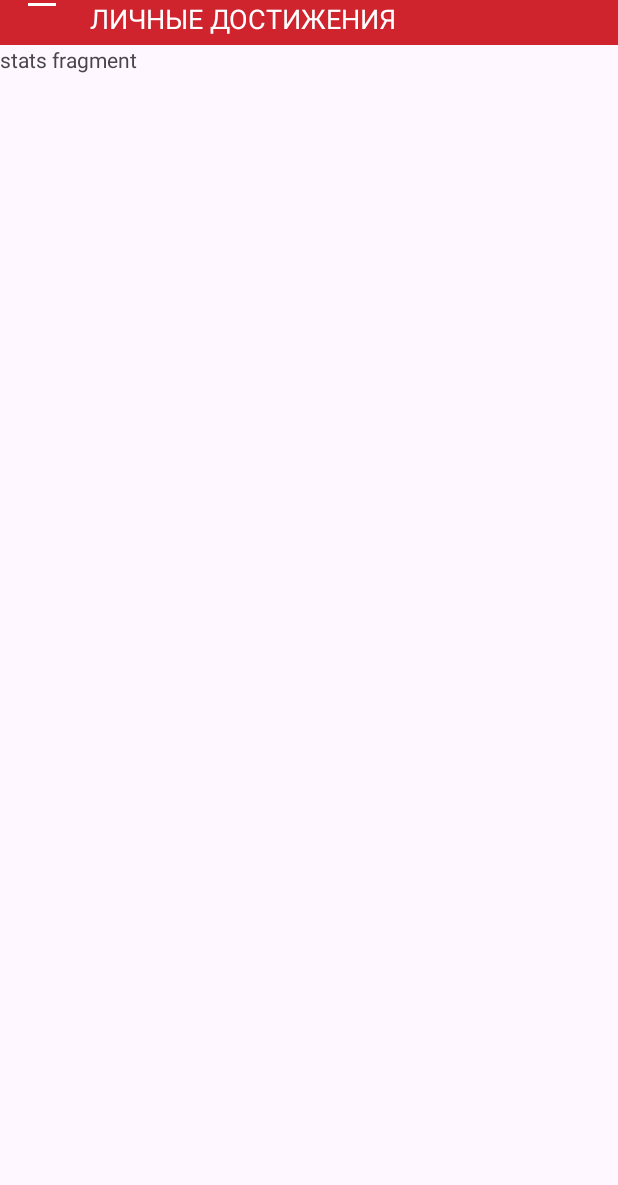
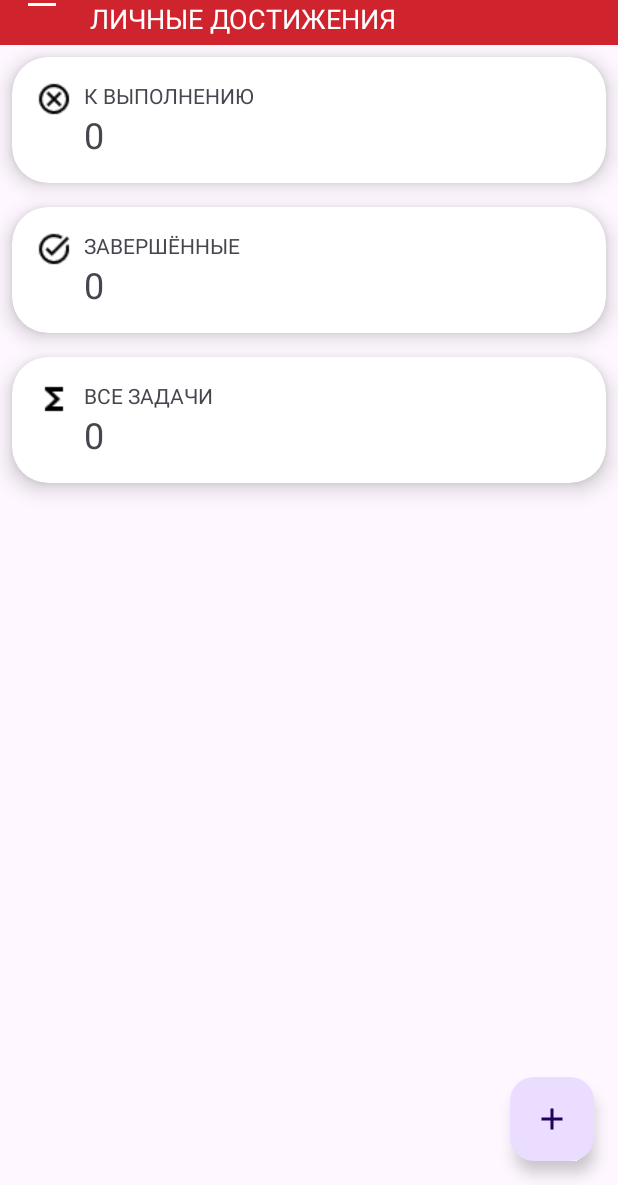
Before and after one commit to MeGysssTaa/PYATILETKA, an Android app: the StatsFragment screen opened through its navigation route, on a phone screen of 412 x 824 dp, the part 51-1236 px from its top. Run offline under Robolectric (Android 15) with nearby library versions, the phone set to English and light mode, and no system bars; our stand-ins replace Dagger/Hilt's generated code, navigation-ui.

Commit message:
Add stats

```diff
--- a/app/build.gradle.kts
+++ b/app/build.gradle.kts
@@ -28,12 +28,18 @@ android {
             )
         }
     }
+
     compileOptions {
         sourceCompatibility = JavaVersion.VERSION_1_8
         targetCompatibility = JavaVersion.VERSION_1_8
     }
+
     kotlinOptions {
         jvmTarget = "1.8"
+    }
+
+    buildFeatures {
+        viewBinding = true
     }
 }
 
--- a/app/src/main/java/su/tovarischi/pyatiletka/HomeFragment.kt
+++ b/app/src/main/java/su/tovarischi/pyatiletka/HomeFragment.kt
@@ -5,8 +5,9 @@ import android.view.LayoutInflater
 import android.view.View
 import android.view.ViewGroup
 import androidx.fragment.app.Fragment
+import dagger.hilt.android.AndroidEntryPoint
 
-
+@AndroidEntryPoint
 class HomeFragment : Fragment(R.layout.fragment_home) {
     override fun onCreateView(
         inflater: LayoutInflater,
--- a/app/src/main/java/su/tovarischi/pyatiletka/SovietDatabaseHelper.kt
+++ b/app/src/main/java/su/tovarischi/pyatiletka/SovietDatabaseHelper.kt
@@ -127,6 +127,20 @@ class SovietDatabaseHelper(context: Context)
         }.toBoolean()
     }
 
+    fun countTasks(isCompleted: Boolean?): Int {
+        val whereClause: String = isCompleted?.let { "where is_completed = $it" } ?: ""
+
+        return writableDatabase.use { db ->
+            db.rawQuery(
+                "select count(*) from tasks $whereClause",
+                arrayOf(),
+            ).use { cursor ->
+                check(cursor.moveToFirst()) { "No results???" }
+                cursor.getInt(0)
+            }
+        }
+    }
+
     fun dropDatabase(context: Context) {
         context.deleteDatabase(DATABASE_NAME)
     }
--- /dev/null
+++ b/app/src/main/java/su/tovarischi/pyatiletka/StatisticItem.kt
@@ -0,0 +1,10 @@
+package su.tovarischi.pyatiletka
+
+import androidx.annotation.DrawableRes
+import androidx.annotation.StringRes
+
+data class StatisticItem(
+    @DrawableRes val icon: Int,
+    @StringRes val label: Int,
+    val value: Int,
+)
--- /dev/null
+++ b/app/src/main/java/su/tovarischi/pyatiletka/StatsAdapter.kt
@@ -0,0 +1,39 @@
+package su.tovarischi.pyatiletka
+
+import android.annotation.SuppressLint
+import android.content.Context
+import android.view.LayoutInflater
+import android.view.ViewGroup
+import androidx.recyclerview.widget.RecyclerView
+import su.tovarischi.pyatiletka.databinding.StatListItemBinding
+
+class StatsAdapter(
+    val context: Context,
+) : RecyclerView.Adapter<StatsAdapter.StatViewHolder>() {
+    private val stats = mutableListOf<StatisticItem>()
+
+    @SuppressLint("NotifyDataSetChanged")
+    fun updateStats(newStats: List<StatisticItem>) {
+        stats.clear()
+        stats += newStats
+        notifyDataSetChanged()
+    }
+
+    override fun onCreateViewHolder(parent: ViewGroup, viewType: Int): StatViewHolder {
+        val binding = StatListItemBinding.inflate(
+            LayoutInflater.from(parent.context), parent, false
+        )
+        return StatViewHolder(binding)
+    }
+
+    override fun onBindViewHolder(holder: StatViewHolder, position: Int) {
+        val statItem = stats[position]
+        holder.binding.iconImageView.setImageResource(statItem.icon)
+        holder.binding.titleTextView.text = context.getString(statItem.label)
+        holder.binding.numberTextView.text = statItem.value.toString()
+    }
+
+    override fun getItemCount(): Int = stats.size
+
+    inner class StatViewHolder(val binding: StatListItemBinding) : RecyclerView.ViewHolder(binding.root)
+}
--- a/app/src/main/java/su/tovarischi/pyatiletka/StatsFragment.kt
+++ b/app/src/main/java/su/tovarischi/pyatiletka/StatsFragment.kt
@@ -5,13 +5,56 @@ import android.view.LayoutInflater
 import android.view.View
 import android.view.ViewGroup
 import androidx.fragment.app.Fragment
+import androidx.recyclerview.widget.LinearLayoutManager
+import androidx.recyclerview.widget.RecyclerView
+import dagger.hilt.android.AndroidEntryPoint
+import javax.inject.Inject
 
+@AndroidEntryPoint
 class StatsFragment : Fragment(R.layout.fragment_stats) {
-    override fun onCreateView(
-        inflater: LayoutInflater,
-        container: ViewGroup?,
-        savedInstanceState: Bundle?
-    ): View {
-        return inflater.inflate(R.layout.fragment_stats, container, false)
+    @Inject
+    lateinit var database: SovietDatabaseHelper
+
+    private lateinit var statsAdapter: StatsAdapter
+    private lateinit var recyclerView: RecyclerView
+
+    override fun onCreateView(inflater: LayoutInflater, container: ViewGroup?, savedInstanceState: Bundle?): View {
+        val view = inflater.inflate(R.layout.fragment_task_list, container, false)
+        initRecyclerView(view)
+        initStats()
+        return view
+    }
+
+    private fun initRecyclerView(view: View) {
+        recyclerView = view.findViewById(R.id.recyclerView)
+        statsAdapter = StatsAdapter(requireContext())
+        recyclerView.adapter = statsAdapter
+        recyclerView.layoutManager = LinearLayoutManager(requireContext())
+    }
+
+    private fun initStats() {
+        val numPendingTasks = database.countTasks(false)
+        val numCompletedTasks = database.countTasks(true)
+        val numAllTasks = database.countTasks(null)
+
+        val stats = listOf(
+            StatisticItem(
+                icon = R.drawable.ic_stats_tasks_pending,
+                label = R.string.label_stats_tasks_pending,
+                value = numPendingTasks,
+            ),
+            StatisticItem(
+                icon = R.drawable.ic_stats_tasks_completed,
+                label = R.string.label_stats_tasks_completed,
+                value = numCompletedTasks,
+            ),
+            StatisticItem(
+                icon = R.drawable.ic_stats_tasks_all,
+                label = R.string.label_stats_tasks_all,
+                value = numAllTasks,
+            ),
+        )
+
+        statsAdapter.updateStats(stats)
     }
 }
--- a/app/src/main/res/layout/fragment_stats.xml
+++ b/app/src/main/res/layout/fragment_stats.xml
@@ -5,9 +5,12 @@
     android:layout_height="match_parent"
     tools:context=".StatsFragment">
 
-    <TextView
+    <androidx.recyclerview.widget.RecyclerView
+        android:id="@+id/statsRecyclerView"
         android:layout_width="match_parent"
         android:layout_height="match_parent"
-        android:text="stats fragment" />
+        android:padding="16dp"
+        android:clipToPadding="false"
+        android:scrollbars="vertical" />
 
 </FrameLayout>
--- /dev/null
+++ b/app/src/main/res/layout/stat_list_item.xml
@@ -0,0 +1,50 @@
+<?xml version="1.0" encoding="utf-8"?>
+<androidx.cardview.widget.CardView
+    xmlns:android="http://schemas.android.com/apk/res/android"
+    xmlns:app="http://schemas.android.com/apk/res-auto"
+    android:layout_width="match_parent"
+    android:layout_height="wrap_content"
+    app:cardElevation="8dp"
+    app:cardCornerRadius="24dp"
+    android:layout_margin="8dp"
+    >
+
+    <LinearLayout
+        android:layout_width="match_parent"
+        android:layout_height="wrap_content"
+        android:orientation="horizontal"
+        android:padding="16dp"
+        >
+
+        <ImageView
+            android:id="@+id/iconImageView"
+            android:layout_width="wrap_content"
+            android:layout_height="wrap_content"
+            android:src="@drawable/ic_stats_tasks_all" />
+
+        <LinearLayout
+            android:layout_width="wrap_content"
+            android:layout_height="wrap_content"
+            android:layout_marginStart="8dp"
+            android:orientation="vertical">
+
+            <TextView
+                android:id="@+id/titleTextView"
+                android:layout_width="wrap_content"
+                android:layout_height="wrap_content"
+                android:text="Title"
+                android:textSize="14sp" />
+
+            <TextView
+                android:id="@+id/numberTextView"
+                android:layout_width="wrap_content"
+                android:layout_height="wrap_content"
+                android:text="100"
+                android:textSize="24sp"
+                android:layout_gravity="bottom" />
+
+        </LinearLayout>
+
+    </LinearLayout>
+
+</androidx.cardview.widget.CardView>
--- a/app/src/main/res/menu/drawer_menu.xml
+++ b/app/src/main/res/menu/drawer_menu.xml
@@ -4,11 +4,11 @@
     <group android:checkableBehavior="single">
         <item
             android:id="@+id/nav_category_home"
-            android:icon="@drawable/ic_category_party_tasks"
+            android:icon="@drawable/ic_start_page"
             android:title="@string/category_home" />
         <item
             android:id="@+id/nav_category_party_tasks"
-            android:icon="@drawable/ic_category_party_tasks"
+            android:icon="@drawable/ic_party_tasks"
             android:title="@string/category_party_tasks" />
         <item
             android:id="@+id/nav_category_home_tasks"
--- a/app/src/main/res/values/strings.xml
+++ b/app/src/main/res/values/strings.xml
@@ -12,4 +12,7 @@
     <string name="hello_blank_fragment">Hello blank fragment</string>
     <string name="create_new_task_button">СОЗДАТЬ ЗАДАЧУ</string>
     <string name="delete_task">УДАЛИТЬ ЗАДАЧУ</string>
+    <string name="label_stats_tasks_all">ВСЕ ЗАДАЧИ</string>
+    <string name="label_stats_tasks_completed">ЗАВЕРШЁННЫЕ</string>
+    <string name="label_stats_tasks_pending">К ВЫПОЛНЕНИЮ</string>
 </resources>
```
Also changed, not shown: app/src/main/res/layout/task_list_item.xml (+6 -3 lines), app/src/main/res/drawable/ic_party_tasks.png (added), app/src/main/res/drawable/ic_start_page.png (renamed from app/src/main/res/drawable/ic_category_party_tasks.png), app/src/main/res/drawable/ic_stats_tasks_all.png (added), app/src/main/res/drawable/ic_stats_tasks_completed.png (added), app/src/main/res/drawable/ic_stats_tasks_pending.png (added).
